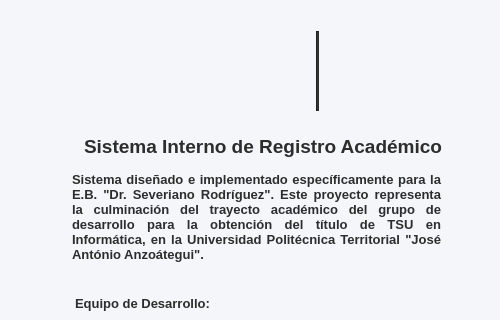
Old version of the form resources/ui/acerca_de.ui in the repository Proyecto-Uptjaa/Proyecto_SIRA; both pictures show x 0 to 500 and y 0 to 320 of the 500 by 500 pixel window.
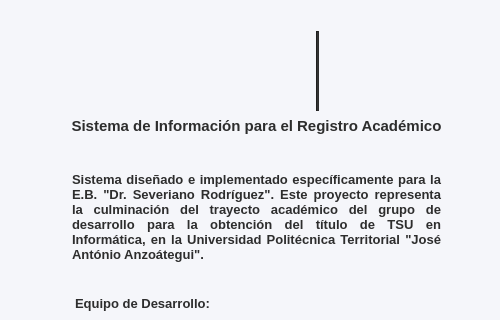
New version of the form. Icons and pictures are not drawn.

What changed in the file:
```diff
--- a/resources/ui/acerca_de.ui
+++ b/resources/ui/acerca_de.ui
@@ -121,28 +121,28 @@
      <widget class="QLabel" name="lblTitulo_logo_estu">
       <property name="geometry">
        <rect>
-        <x>50</x>
-        <y>110</y>
-        <width>381</width>
+        <x>10</x>
+        <y>90</y>
+        <width>471</width>
         <height>50</height>
        </rect>
       </property>
       <property name="minimumSize">
        <size>
-        <width>381</width>
+        <width>396</width>
         <height>50</height>
        </size>
       </property>
       <property name="maximumSize">
        <size>
-        <width>381</width>
+        <width>511</width>
         <height>50</height>
        </size>
       </property>
       <property name="font">
        <font>
         <family>Segoe UI</family>
-        <pointsize>14</pointsize>
+        <pointsize>11</pointsize>
         <bold>true</bold>
        </font>
       </property>
@@ -156,13 +156,13 @@
        <enum>QFrame::Shadow::Plain</enum>
       </property>
       <property name="text">
-       <string>Sistema Interno de Registro Académico</string>
+       <string>Sistema de Información para el Registro Académico</string>
       </property>
       <property name="scaledContents">
        <bool>false</bool>
       </property>
       <property name="alignment">
-       <set>Qt::AlignmentFlag::AlignRight|Qt::AlignmentFlag::AlignTrailing|Qt::AlignmentFlag::AlignVCenter</set>
+       <set>Qt::AlignmentFlag::AlignCenter</set>
       </property>
       <property name="wordWrap">
        <bool>true</bool>
```
